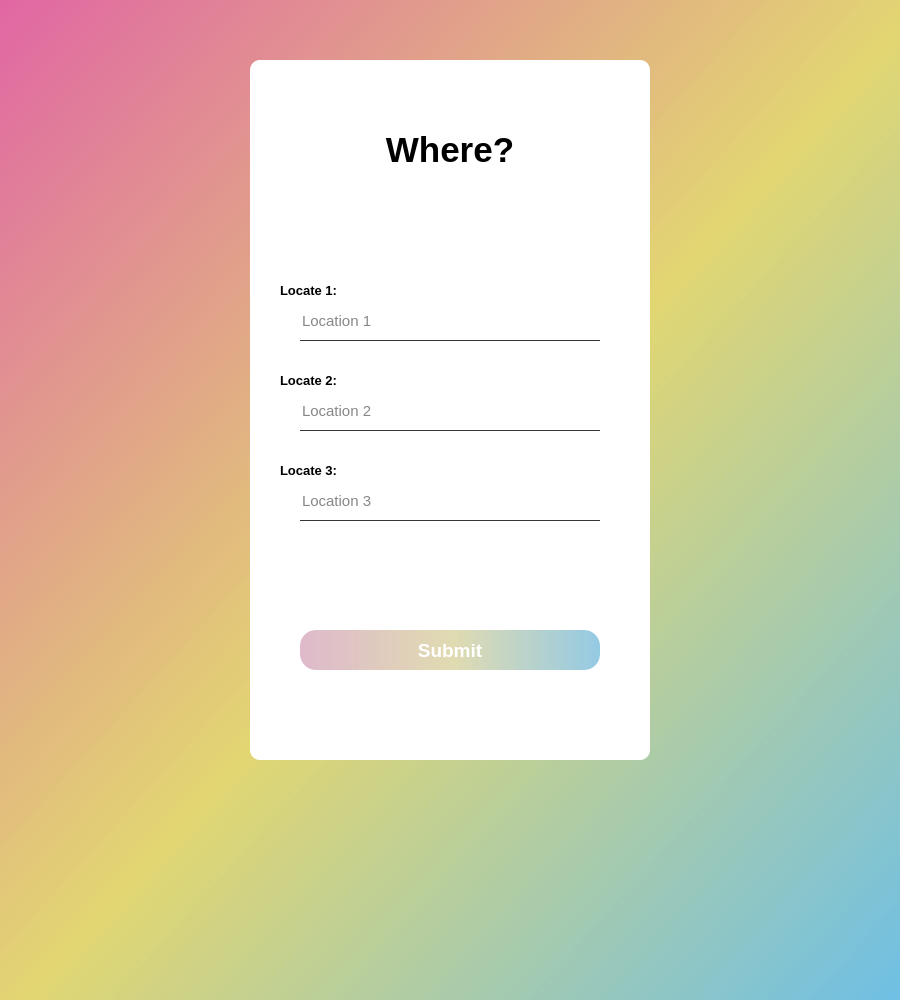
The window that locate_choose.ui (player62/Date-Manger) describes before a commit, drawn with Qt 5.
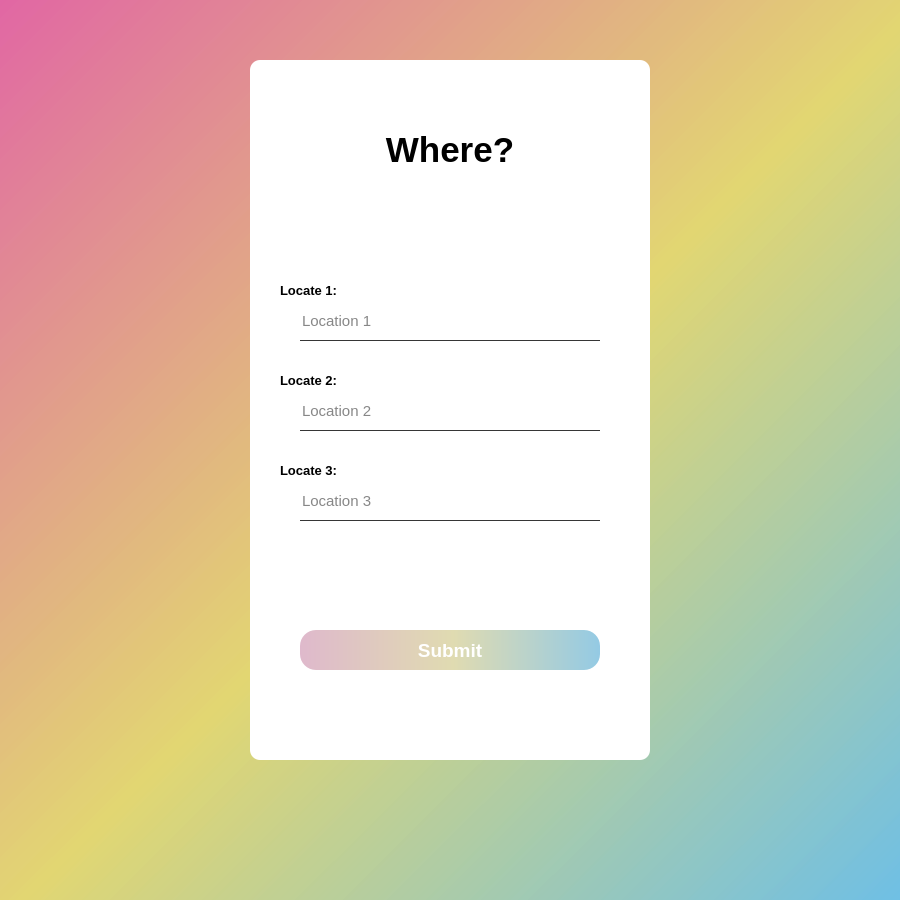
The same window after the commit.

```diff
--- a/locate_choose.ui
+++ b/locate_choose.ui
@@ -7,7 +7,7 @@
     <x>0</x>
     <y>0</y>
     <width>900</width>
-    <height>1000</height>
+    <height>900</height>
    </rect>
   </property>
   <property name="windowTitle">
```
